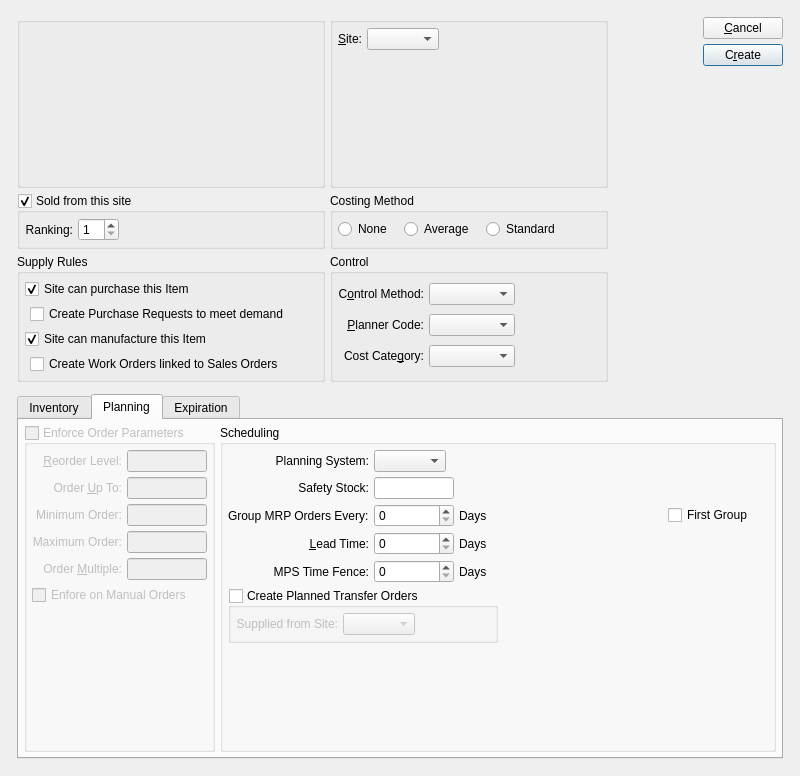
Above: guiclient/createItemSitesByClassCode.ui from Pegasus-RPG/xtuple-client before the change. Below: the same form after it.
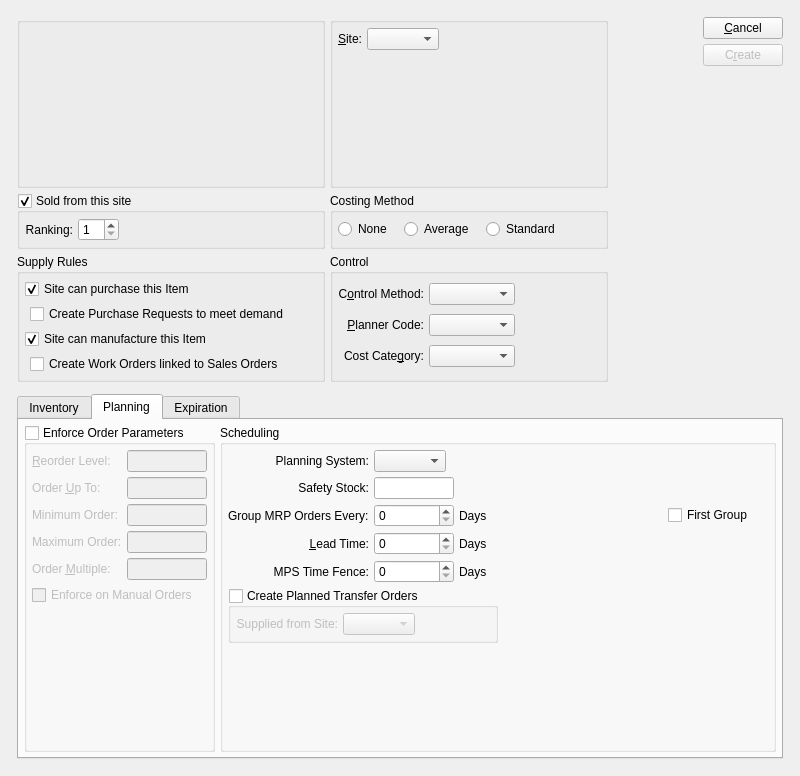
That is the form after the change. The open tabs and pages were chosen to show the change. Custom widgets are drawn as their Qt base class.

Commit message: bug #9950 - enable Enforce Order Parameters checkbox and update insert query with appropriate logic

```diff
--- a/guiclient/createItemSitesByClassCode.ui
+++ b/guiclient/createItemSitesByClassCode.ui
@@ -466,6 +466,9 @@
          </item>
          <item>
           <widget class="QPushButton" name="_create">
+           <property name="enabled">
+            <bool>false</bool>
+           </property>
            <property name="text">
             <string>C&amp;reate</string>
            </property>
@@ -770,9 +773,6 @@
         <layout class="QGridLayout" name="gridLayout_14">
          <item row="0" column="0">
           <widget class="QGroupBox" name="_useParameters">
-           <property name="enabled">
-            <bool>false</bool>
-           </property>
            <property name="title">
             <string>Enforce Order Parameters</string>
            </property>
@@ -782,21 +782,12 @@
            <property name="checked">
             <bool>false</bool>
            </property>
-           <layout class="QGridLayout" name="gridLayout_15">
-            <item row="0" column="0">
-             <layout class="QVBoxLayout" name="verticalLayout_6">
-              <item>
-               <layout class="QVBoxLayout" name="verticalLayout_5">
-                <item>
-                 <layout class="QGridLayout" name="gridLayout_12">
+           <layout class="QFormLayout" name="formLayout">
                   <item row="0" column="0">
                    <widget class="QLabel" name="_reorderLevelLit">
                     <property name="text">
                      <string>&amp;Reorder Level:</string>
                     </property>
-                    <property name="alignment">
-                     <set>Qt::AlignRight|Qt::AlignTrailing|Qt::AlignVCenter</set>
-                    </property>
                     <property name="buddy">
                      <cstring>_reorderLevel</cstring>
                     </property>
@@ -826,9 +817,6 @@
                     <property name="text">
                      <string>Order &amp;Up To:</string>
                     </property>
-                    <property name="alignment">
-                     <set>Qt::AlignRight|Qt::AlignTrailing|Qt::AlignVCenter</set>
-                    </property>
                     <property name="buddy">
                      <cstring>_orderUpToQty</cstring>
                     </property>
@@ -858,9 +846,6 @@
                     <property name="text">
                      <string>Minimum Order:</string>
                     </property>
-                    <property name="alignment">
-                     <set>Qt::AlignRight|Qt::AlignTrailing|Qt::AlignVCenter</set>
-                    </property>
                     <property name="buddy">
                      <cstring>_minimumOrder</cstring>
                     </property>
@@ -890,9 +875,6 @@
                     <property name="text">
                      <string>Maximum Order:</string>
                     </property>
-                    <property name="alignment">
-                     <set>Qt::AlignRight|Qt::AlignTrailing|Qt::AlignVCenter</set>
-                    </property>
                     <property name="buddy">
                      <cstring>_minimumOrder</cstring>
                     </property>
@@ -922,9 +904,6 @@
                     <property name="text">
                      <string>Order &amp;Multiple:</string>
                     </property>
-                    <property name="alignment">
-                     <set>Qt::AlignRight|Qt::AlignTrailing|Qt::AlignVCenter</set>
-                    </property>
                     <property name="buddy">
                      <cstring>_orderMultiple</cstring>
                     </property>
@@ -949,18 +928,14 @@
                     </property>
                    </widget>
                   </item>
-                 </layout>
-                </item>
-                <item>
+            <item row="5" column="0" colspan="2">
                  <widget class="QCheckBox" name="_useParametersOnManual">
                   <property name="text">
-                   <string>Enfore on Manual Orders</string>
+               <string>Enforce on Manual Orders</string>
                   </property>
                  </widget>
                 </item>
-               </layout>
-              </item>
-              <item>
+            <item row="6" column="0">
                <spacer name="verticalSpacer_5">
                 <property name="orientation">
                  <enum>Qt::Vertical</enum>
@@ -968,12 +943,10 @@
                 <property name="sizeHint" stdset="0">
                  <size>
                   <width>20</width>
-                  <height>0</height>
+                <height>13</height>
                  </size>
                 </property>
                </spacer>
-              </item>
-             </layout>
             </item>
            </layout>
           </widget>
```
Left out of the diff: 36 changed lines with no effect on the pictures. Lines whose indentation alone changed are shown as unchanged. The commit also changes 1 other file.
